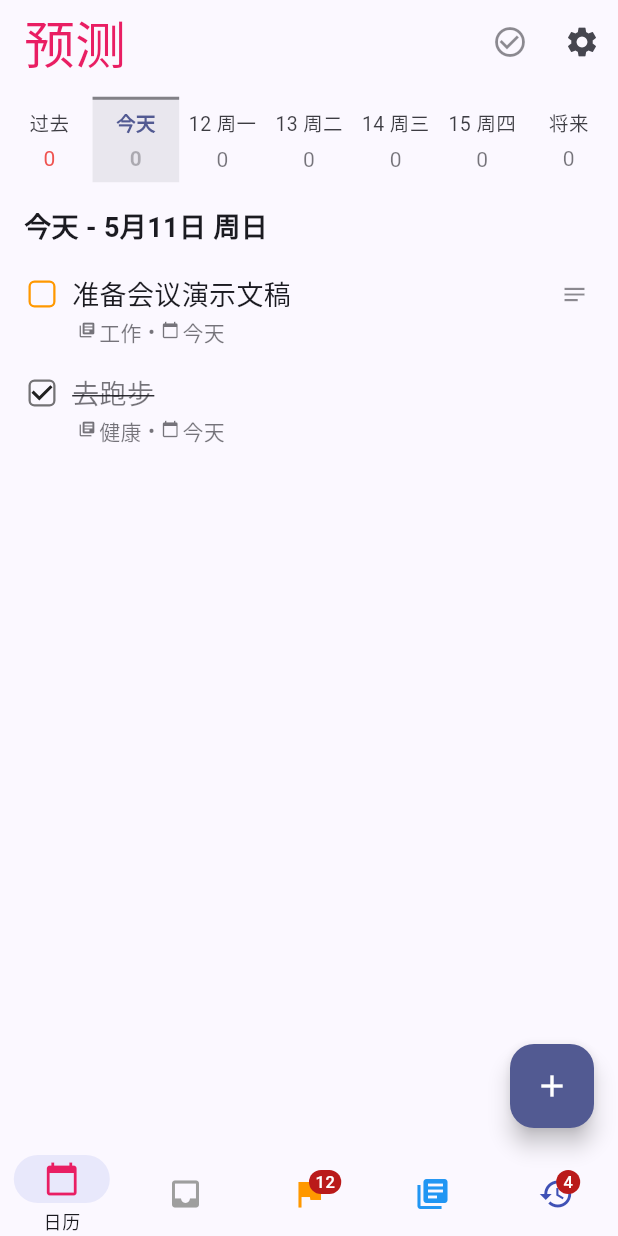
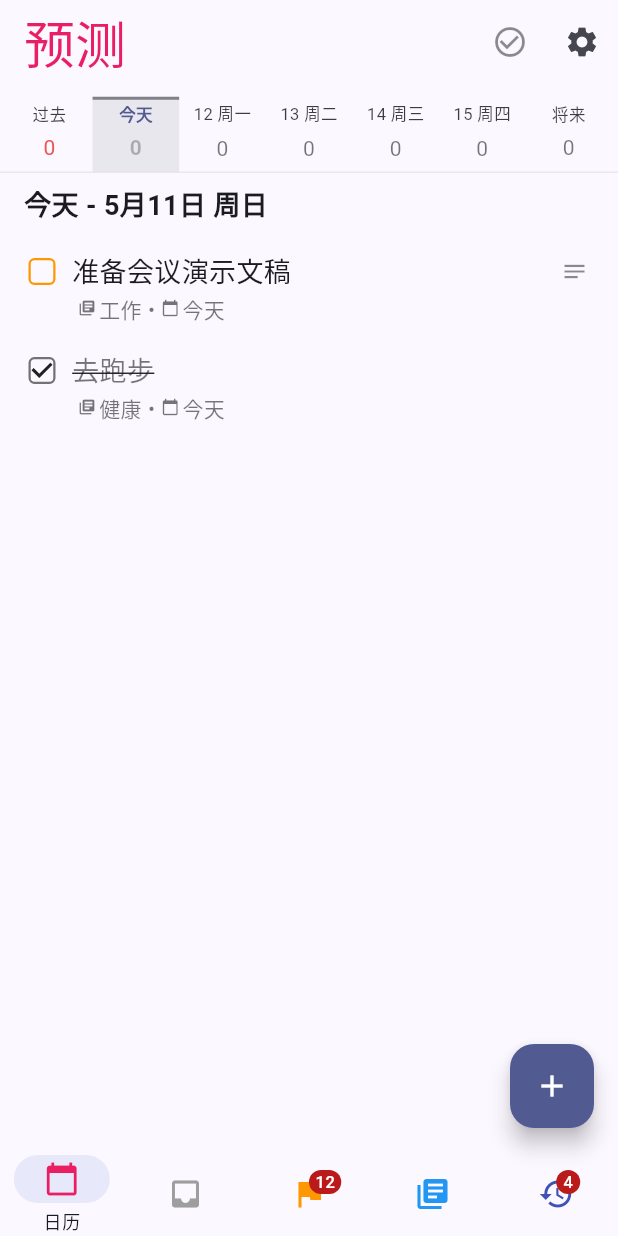
Before and after one commit to MOVING2014/GTD4, a Flutter app: the screen it shows after launch, on a phone screen of 412 x 824 dp. Run offline on Flutter 3.47's test engine with Material 3 defaults, Android fonts, the phone set to English and light mode, and no system bars; drawn by our look-alikes of flutter_slidable; our stand-ins replace csv, file_picker, package_info_plus, permission_handler, shared_preferences, sqflite; accounts and stored records are empty.

Commit message:
首页模块改版基本完成

```diff
--- a/lib/screens/calendar_screen.dart
+++ b/lib/screens/calendar_screen.dart
@@ -90,7 +90,7 @@ class _CalendarScreenState extends State<CalendarScreen> {
     });
 
     return Padding(
-      padding: const EdgeInsets.symmetric(vertical: 8.0, horizontal: 4.0),
+      padding: const EdgeInsets.only(top: 8.0, left: 4.0, right: 4.0, bottom: 0.0),
       child: Row(
         children: headerItems.map((item) {
           final String itemId = item['id']! as String;
@@ -118,7 +118,7 @@ class _CalendarScreenState extends State<CalendarScreen> {
                 });
               },
               child: Container(
-                padding: const EdgeInsets.symmetric(vertical: 6.0, horizontal: 2.0),
+                padding: const EdgeInsets.only(top: 2.0, bottom: 6.0, left: 2.0, right: 2.0),
                 decoration: BoxDecoration(
                   color: isActiveColumn ? theme.colorScheme.onSurface.withOpacity(0.08) : null,
                   border: Border(top: BorderSide(
@@ -133,7 +133,7 @@ class _CalendarScreenState extends State<CalendarScreen> {
                       item['label_top']! as String,
                       style: TextStyle(
                         fontWeight: labelTopFontWeight,
-                        fontSize: 13,
+                        fontSize: 11,
                         color: labelTopColor,
                       ),
                     ),
@@ -200,10 +200,15 @@ class _CalendarScreenState extends State<CalendarScreen> {
         crossAxisAlignment: CrossAxisAlignment.start,
         children: [
           _buildCustomDOWHeader(context),
+          Divider(
+            height: 0,
+            thickness: 0.5,
+            color: theme.colorScheme.onSurface.withOpacity(0.15),
+          ),
           Padding(
             padding: const EdgeInsets.fromLTRB(16.0, 8.0, 16.0, 8.0),
             child: Text(
-              _formatChineseDate(_selectedDay),
+              _activeColumnType == '过去' ? '已逾期任务' : _activeColumnType == '将来' ? '未来任务' : _formatChineseDate(_selectedDay),
               style: TextStyle(
                 fontSize: 18.0,
                 fontWeight: FontWeight.bold,
```
